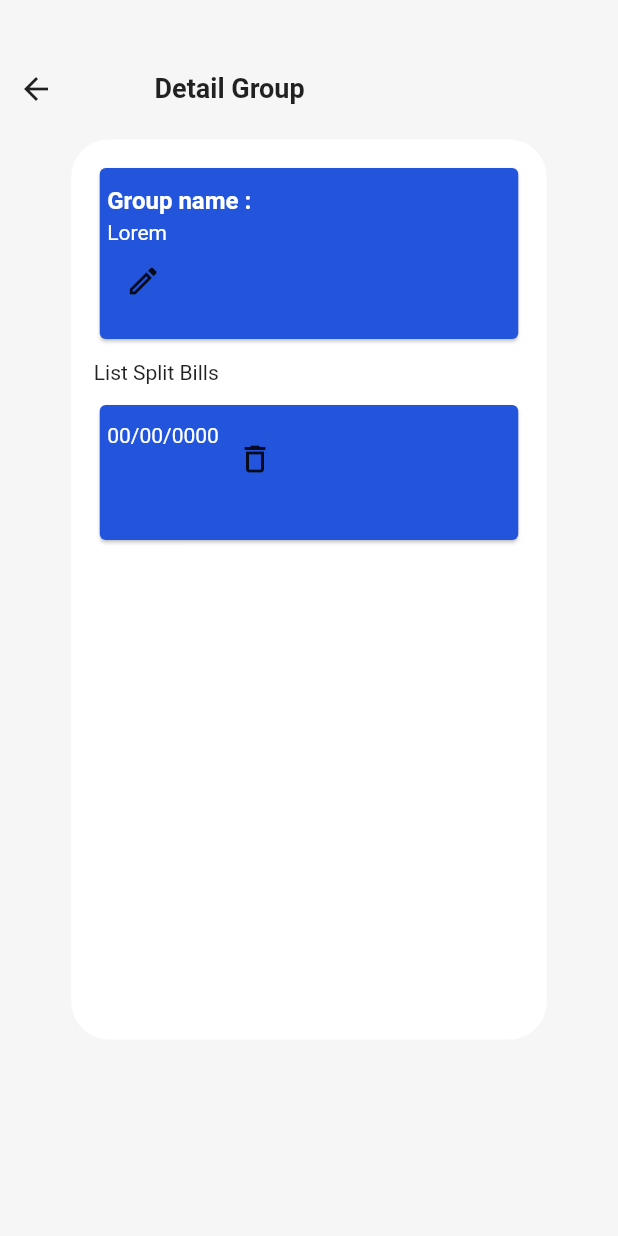
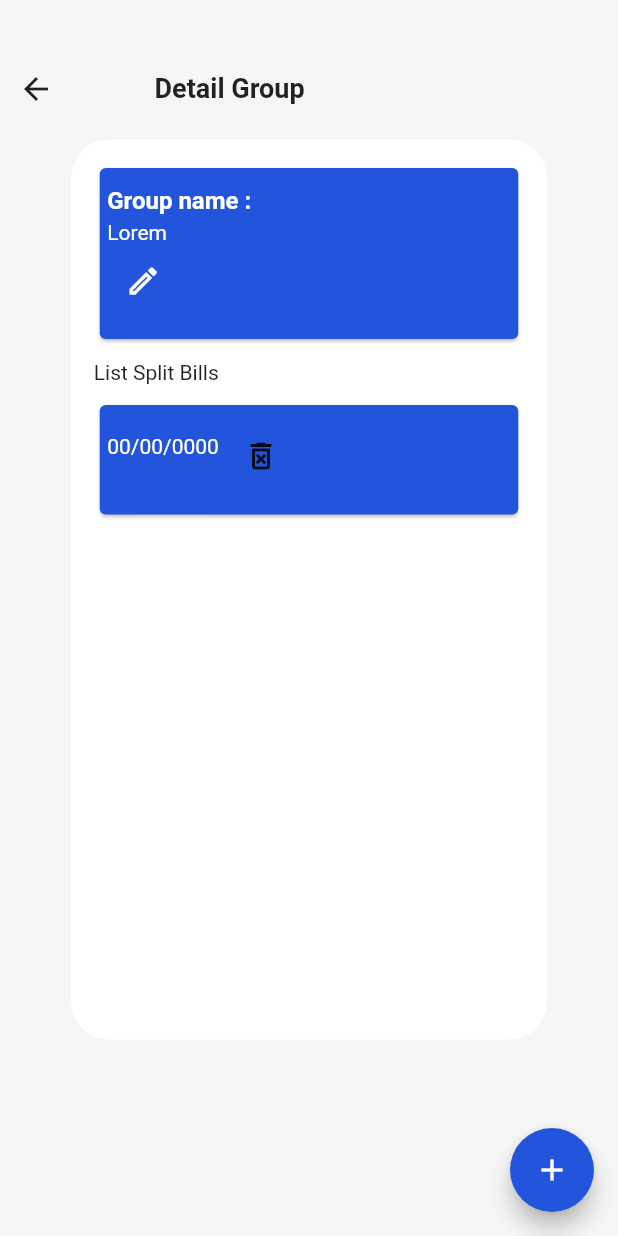
Before and after one commit to fakhrads/patungan, a Flutter app: the DetaiLGroup screen opened directly, after a tap on the "edit" icon, on a phone screen of 412 x 824 dp. Run offline on Flutter 3.47's test engine with Material 2 defaults, Android fonts, the phone set to English and light mode, and no system bars; our stand-ins replace sqflite; missing offline and left inert: dart:html; accounts and stored records are empty; network calls fail.

Commit message:
add editdetailGroup and update detailgroup

```diff
--- a/lib/src/views/detail_group/detailGroup.dart
+++ b/lib/src/views/detail_group/detailGroup.dart
@@ -1,6 +1,7 @@
 import 'dart:html';
 
 import 'package:flutter/material.dart';
+import 'package:patungan/src/components/detail_group/detailGroup.dart';
 import 'package:patungan/src/components/detail_group/detailGroup.dart';
 
 class DetaiLGroup extends StatelessWidget {
@@ -12,9 +13,16 @@
     return Scaffold(
       backgroundColor: Color(0xFFF6F6F6),
       body: Column(
-          children: [HeaderDetail(), BodyDetail(),],
+        children: [
+          HeaderDetail(),
+          BodyDetail(),
+        ],
       ),
-
+      floatingActionButton: FloatingActionButton(
+        onPressed: () {},
+        child: Icon(Icons.add),
+        backgroundColor: Color(0xFF2255DC),
+      ),
     );
   }
 }
@@ -118,10 +126,9 @@
                           IconButton(
                             icon: Icon(
                               Icons.edit_outlined,
+                              color: Colors.white,
                             ),
                             onPressed: () {
-                              //statements
-                              print('IconButton is pressed');
                             },
                           ),
                         ],
@@ -171,18 +178,18 @@
                             '00/00/0000',
                             style: TextStyle(color: Colors.white),
                           ),
+                        ],
+                      ),
+                    ),
                     IconButton(
+                      alignment: Alignment.centerRight,
                       icon: Icon(
-                              Icons.delete_outline,
+                        Icons.delete_forever_outlined,
                       ),
                       onPressed: () {
-                              //statements
-                              print('IconButton is pressed');
+                        print('test');
                       },
                     ),
-                        ],
-                      ),
-                    )
                   ],
                 ),
               )
```
Also changed, not shown: lib/src/views/detail_group/editdetailgroup.dart (added). Lines whose indentation alone changed are shown as unchanged.
